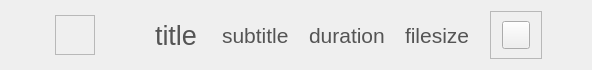
Above: CaX/widget/formBottom/listbrowsereditor.ui from fsest4u/CaX_03 before the change. Below: the same form after it.
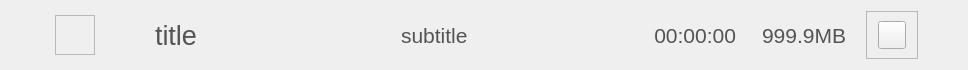
That is the form after the change. Icons and pictures are not drawn.

```diff
--- a/CaX/widget/formBottom/listbrowsereditor.ui
+++ b/CaX/widget/formBottom/listbrowsereditor.ui
@@ -6,8 +6,8 @@
    <rect>
     <x>0</x>
     <y>0</y>
-    <width>592</width>
-    <height>58</height>
+    <width>968</width>
+    <height>66</height>
    </rect>
   </property>
   <property name="windowTitle">
@@ -119,6 +119,18 @@
    </item>
    <item>
     <widget class="QLabel" name="labelTitle">
+     <property name="minimumSize">
+      <size>
+       <width>0</width>
+       <height>0</height>
+      </size>
+     </property>
+     <property name="maximumSize">
+      <size>
+       <width>16777215</width>
+       <height>16777215</height>
+      </size>
+     </property>
      <property name="font">
       <font>
        <family>Segoe UI</family>
@@ -135,6 +147,18 @@
    </item>
    <item>
     <widget class="QLabel" name="labelSubtitle">
+     <property name="minimumSize">
+      <size>
+       <width>0</width>
+       <height>0</height>
+      </size>
+     </property>
+     <property name="maximumSize">
+      <size>
+       <width>300</width>
+       <height>16777215</height>
+      </size>
+     </property>
      <property name="font">
       <font>
        <family>Segoe UI</family>
@@ -151,6 +175,18 @@
    </item>
    <item>
     <widget class="QLabel" name="labelDuration">
+     <property name="minimumSize">
+      <size>
+       <width>0</width>
+       <height>0</height>
+      </size>
+     </property>
+     <property name="maximumSize">
+      <size>
+       <width>90</width>
+       <height>16777215</height>
+      </size>
+     </property>
      <property name="font">
       <font>
        <family>Segoe UI</family>
@@ -161,12 +197,27 @@
       </font>
      </property>
      <property name="text">
-      <string>duration</string>
+      <string>00:00:00</string>
+     </property>
+     <property name="alignment">
+      <set>Qt::AlignRight|Qt::AlignTrailing|Qt::AlignVCenter</set>
      </property>
     </widget>
    </item>
    <item>
     <widget class="QLabel" name="labelFilesize">
+     <property name="minimumSize">
+      <size>
+       <width>0</width>
+       <height>0</height>
+      </size>
+     </property>
+     <property name="maximumSize">
+      <size>
+       <width>90</width>
+       <height>16777215</height>
+      </size>
+     </property>
      <property name="font">
       <font>
        <family>Segoe UI</family>
@@ -177,7 +228,10 @@
       </font>
      </property>
      <property name="text">
-      <string>filesize</string>
+      <string>999.9MB</string>
+     </property>
+     <property name="alignment">
+      <set>Qt::AlignRight|Qt::AlignTrailing|Qt::AlignVCenter</set>
      </property>
     </widget>
    </item>
```
